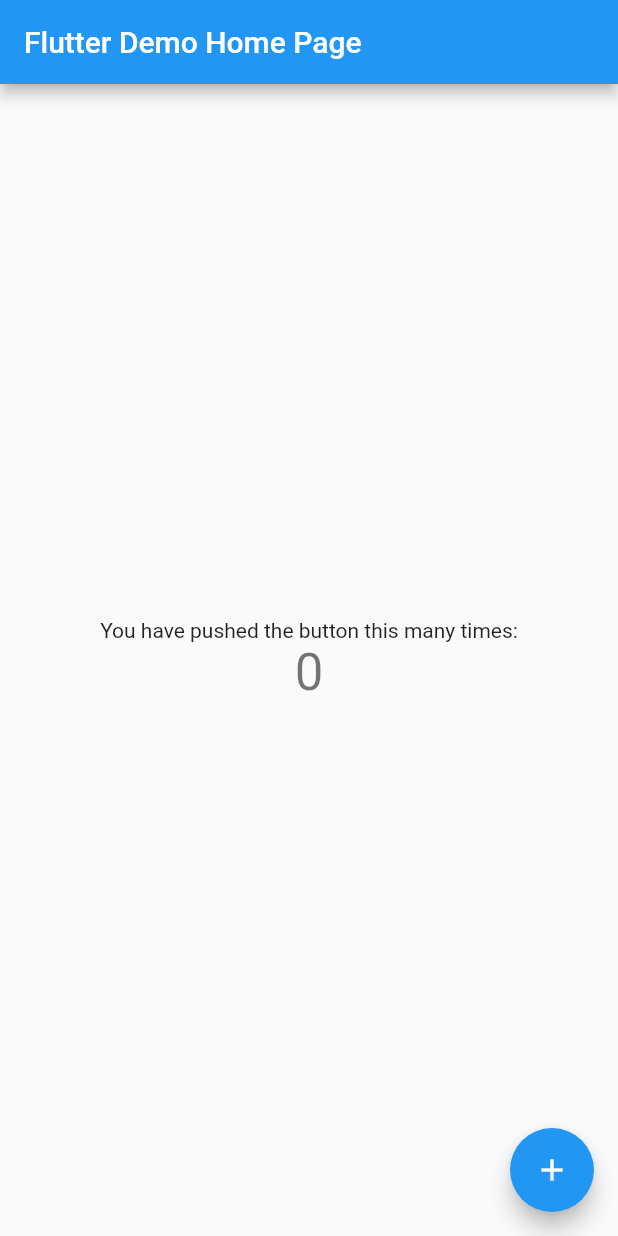
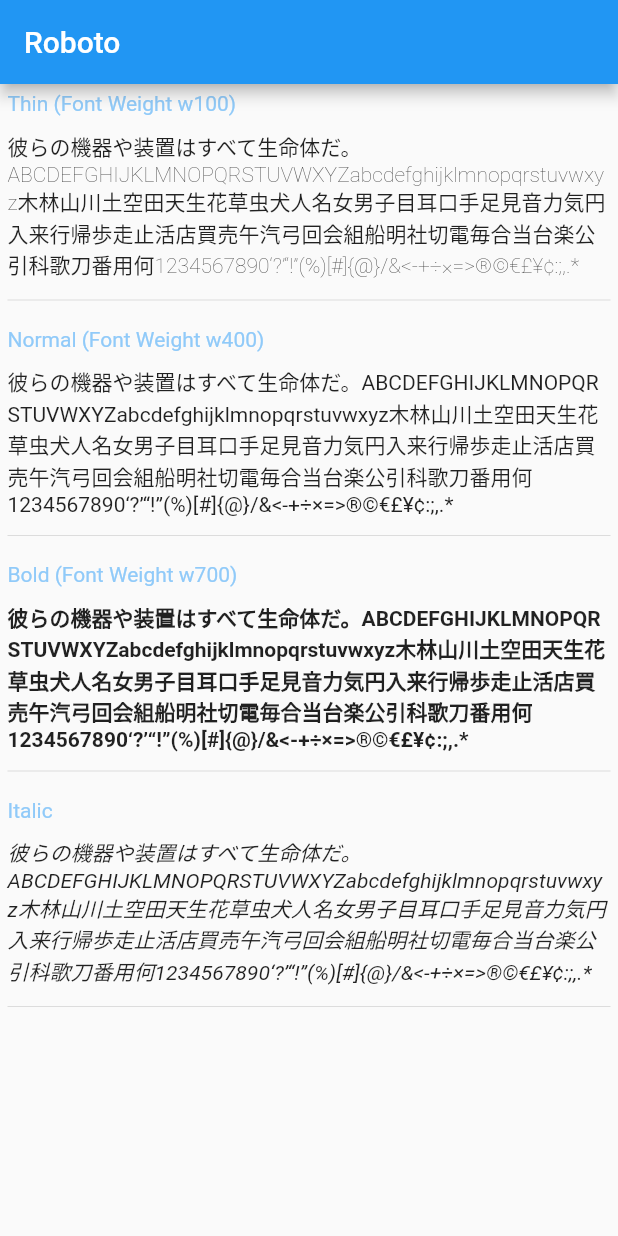
Before and after one commit to susatthi/flutter-sample-fonts, a Flutter app: the screen it shows after launch, on a phone screen of 412 x 824 dp. Run offline on Flutter 3.47's test engine with Material 2 defaults, Android fonts, the phone set to English and light mode, and no system bars.

Commit message:
Thin / Normal / Bold / Italic のプレビューテキストを表示する

```diff
--- a/lib/main.dart
+++ b/lib/main.dart
@@ -7,109 +7,100 @@
 class MyApp extends StatelessWidget {
   const MyApp({Key? key}) : super(key: key);
 
-  // This widget is the root of your application.
   @override
   Widget build(BuildContext context) {
+    final fontFamily = Theme.of(context).textTheme.bodyText1?.fontFamily;
     return MaterialApp(
-      title: 'Flutter Demo',
+      title: 'Flutter Sample Fonts',
       theme: ThemeData(
-        // This is the theme of your application.
-        //
-        // Try running your application with "flutter run". You'll see the
-        // application has a blue toolbar. Then, without quitting the app, try
-        // changing the primarySwatch below to Colors.green and then invoke
-        // "hot reload" (press "r" in the console where you ran "flutter run",
-        // or simply save your changes to "hot reload" in a Flutter IDE).
-        // Notice that the counter didn't reset back to zero; the application
-        // is not restarted.
         primarySwatch: Colors.blue,
       ),
-      home: const MyHomePage(title: 'Flutter Demo Home Page'),
+      home: SamplePage(title: fontFamily ?? 'None'),
     );
   }
 }
 
-class MyHomePage extends StatefulWidget {
-  const MyHomePage({Key? key, required this.title}) : super(key: key);
-
-  // This widget is the home page of your application. It is stateful, meaning
-  // that it has a State object (defined below) that contains fields that affect
-  // how it looks.
-
-  // This class is the configuration for the state. It holds the values (in this
-  // case the title) provided by the parent (in this case the App widget) and
-  // used by the build method of the State. Fields in a Widget subclass are
-  // always marked "final".
+class SamplePage extends StatelessWidget {
+  const SamplePage({
+    Key? key,
+    required this.title,
+  }) : super(key: key);
 
   final String title;
 
   @override
-  State<MyHomePage> createState() => _MyHomePageState();
-}
-
-class _MyHomePageState extends State<MyHomePage> {
-  int _counter = 0;
-
-  void _incrementCounter() {
-    setState(() {
-      // This call to setState tells the Flutter framework that something has
-      // changed in this State, which causes it to rerun the build method below
-      // so that the display can reflect the updated values. If we changed
-      // _counter without calling setState(), then the build method would not be
-      // called again, and so nothing would appear to happen.
-      _counter++;
-    });
-  }
-
-  @override
   Widget build(BuildContext context) {
-    // This method is rerun every time setState is called, for instance as done
-    // by the _incrementCounter method above.
-    //
-    // The Flutter framework has been optimized to make rerunning build methods
-    // fast, so that you can just rebuild anything that needs updating rather
-    // than having to individually change instances of widgets.
     return Scaffold(
       appBar: AppBar(
-        // Here we take the value from the MyHomePage object that was created by
-        // the App.build method, and use it to set our appbar title.
-        title: Text(widget.title),
+        title: Text(title),
       ),
-      body: Center(
-        // Center is a layout widget. It takes a single child and positions it
-        // in the middle of the parent.
+      body: SingleChildScrollView(
         child: Column(
-          // Column is also a layout widget. It takes a list of children and
-          // arranges them vertically. By default, it sizes itself to fit its
-          // children horizontally, and tries to be as tall as its parent.
-          //
-          // Invoke "debug painting" (press "p" in the console, choose the
-          // "Toggle Debug Paint" action from the Flutter Inspector in Android
-          // Studio, or the "Toggle Debug Paint" command in Visual Studio Code)
-          // to see the wireframe for each widget.
-          //
-          // Column has various properties to control how it sizes itself and
-          // how it positions its children. Here we use mainAxisAlignment to
-          // center the children vertically; the main axis here is the vertical
-          // axis because Columns are vertical (the cross axis would be
-          // horizontal).
-          mainAxisAlignment: MainAxisAlignment.center,
-          children: <Widget>[
-            const Text(
-              'You have pushed the button this many times:',
+          children: const [
+            _PreviewTextRow(
+              title: 'Thin (Font Weight w100)',
+              fontWeight: FontWeight.w100,
             ),
-            Text(
-              '$_counter',
-              style: Theme.of(context).textTheme.headline4,
+            _PreviewTextRow(
+              title: 'Normal (Font Weight w400)',
+              fontWeight: FontWeight.normal,
+            ),
+            _PreviewTextRow(
+              title: 'Bold (Font Weight w700)',
+              fontWeight: FontWeight.bold,
+            ),
+            _PreviewTextRow(
+              title: 'Italic',
+              fontWeight: FontWeight.normal,
+              fontStyle: FontStyle.italic,
             ),
           ],
         ),
       ),
-      floatingActionButton: FloatingActionButton(
-        onPressed: _incrementCounter,
-        tooltip: 'Increment',
-        child: const Icon(Icons.add),
-      ), // This trailing comma makes auto-formatting nicer for build methods.
     );
   }
 }
+
+class _PreviewTextRow extends StatelessWidget {
+  const _PreviewTextRow({
+    Key? key,
+    required this.title,
+    this.fontWeight = FontWeight.normal,
+    this.fontStyle = FontStyle.normal,
+  }) : super(key: key);
+
+  final String title;
+  final FontWeight fontWeight;
+  final FontStyle fontStyle;
+
+  static const previewText =
+      '彼らの機器や装置はすべて生命体だ。ABCDEFGHIJKLMNOPQRSTUVWXYZabcdefghijklmnopqrstuvwxyz木林山川土空田天生花草虫犬人名女男子目耳口手足見音力気円入来行帰歩走止活店買売午汽弓回会組船明社切電毎合当台楽公引科歌刀番用何1234567890‘?’“!”(%)[#]{@}/&<-+÷×=>®©€£¥¢:;,.*';
+
+  @override
+  Widget build(BuildContext context) {
+    return Padding(
+      padding: const EdgeInsets.all(5),
+      child: Column(
+        crossAxisAlignment: CrossAxisAlignment.start,
+        children: [
+          Text(
+            title,
+            style: TextStyle(
+              color: Theme.of(context).colorScheme.background,
+            ),
+          ),
+          const SizedBox(height: 10),
+          Text(
+            previewText,
+            style: TextStyle(
+              fontWeight: fontWeight,
+              fontStyle: fontStyle,
+            ),
+          ),
+          const SizedBox(height: 5),
+          const Divider(),
+        ],
+      ),
+    );
+  }
+}
```
Also changed, not shown: pubspec.yaml (+2 -71 lines), 1 other file.
